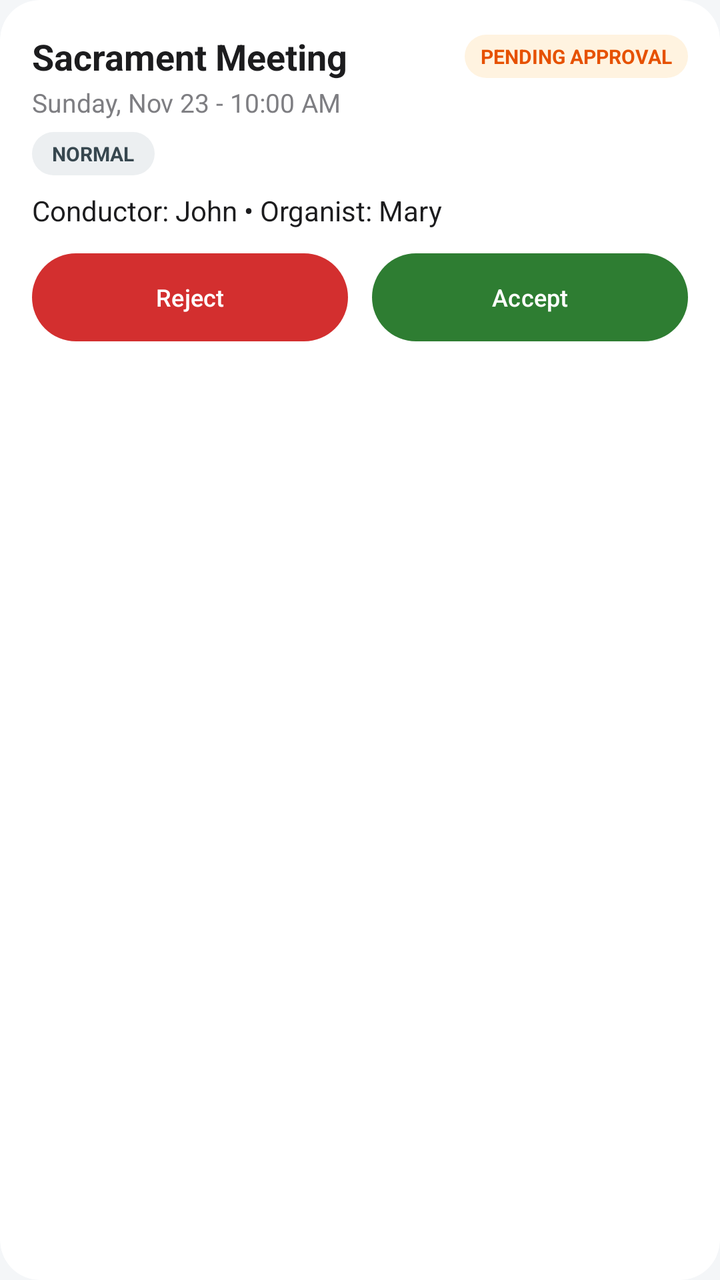
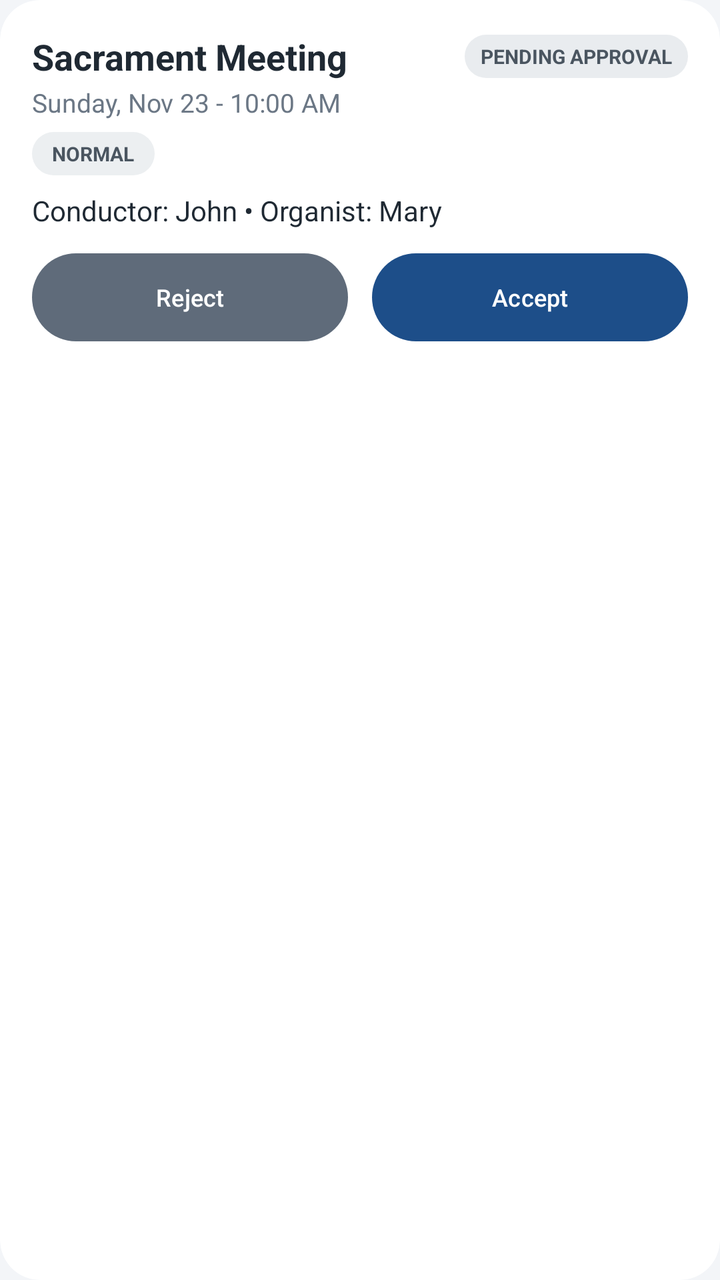

The first picture is an Android layout as it rendered before a commit; the second is the same layout after the commit. The layout source and the unified diff follow.
<!-- AndroidManifest.xml: application theme Theme.DivineRoster -->
<!-- res/layout/item_pending_approval.xml -->
<?xml version="1.0" encoding="utf-8"?>
<androidx.cardview.widget.CardView xmlns:android="http://schemas.android.com/apk/res/android"
    xmlns:app="http://schemas.android.com/apk/res-auto"
    android:layout_width="match_parent"
    android:layout_height="wrap_content"
    android:layout_marginVertical="6dp"
    app:cardCornerRadius="20dp"
    app:cardElevation="0dp"
    app:cardBackgroundColor="?attr/cardBackgroundColor">

    <LinearLayout
        android:layout_width="match_parent"
        android:layout_height="wrap_content"
        android:orientation="vertical"
        android:padding="16dp">

        <LinearLayout
            android:layout_width="match_parent"
            android:layout_height="wrap_content"
            android:orientation="horizontal"
            android:gravity="center_vertical">

            <TextView
                android:id="@+id/tvServiceType"
                android:layout_width="0dp"
                android:layout_weight="1"
                android:layout_height="wrap_content"
                android:text="Sacrament Meeting"
                android:textSize="18sp"
                android:textStyle="bold"
                android:textColor="?android:textColorPrimary" />

            <TextView
                android:layout_width="wrap_content"
                android:layout_height="wrap_content"
                android:text="PENDING APPROVAL"
                android:textSize="10sp"
                android:textStyle="bold"
                android:paddingHorizontal="8dp"
                android:paddingVertical="4dp"
                android:background="@drawable/bg_badge_pending"
                android:textColor="@color/badge_pending_txt" />
        </LinearLayout>

        <TextView
            android:id="@+id/tvDate"
            android:layout_width="wrap_content"
            android:layout_height="wrap_content"
            android:text="Sunday, Nov 23 - 10:00 AM"
            android:textColor="?android:textColorSecondary"
            android:textSize="13sp"
            android:layout_marginTop="2dp" />

        <TextView
            android:id="@+id/tvUrgency"
            android:layout_width="wrap_content"
            android:layout_height="wrap_content"
            android:text="NORMAL"
            android:textSize="10sp"
            android:textStyle="bold"
            android:paddingHorizontal="10dp"
            android:paddingVertical="4dp"
            android:background="@drawable/bg_badge_normal"
            android:textColor="@color/badge_normal_txt"
            android:layout_marginTop="6dp" />

        <TextView
            android:id="@+id/tvDetails"
            android:layout_width="match_parent"
            android:layout_height="wrap_content"
            android:text="Conductor: John • Organist: Mary"
            android:textColor="?android:textColorPrimary"
            android:textSize="14sp"
            android:layout_marginTop="8dp" />

        
        <LinearLayout
            android:layout_width="match_parent"
            android:layout_height="wrap_content"
            android:orientation="horizontal"
            android:layout_marginTop="12dp">

            <Button
                android:id="@+id/btnReject"
                android:layout_width="0dp"
                android:layout_weight="1"
                android:layout_height="44dp"
                android:text="Reject"
                android:textSize="12sp"
                android:textColor="#FFFFFF"
                android:background="@drawable/bg_rounded_button"
                app:backgroundTint="#D32F2F"
                android:layout_marginEnd="6dp" />

            <Button
                android:id="@+id/btnAccept"
                android:layout_width="0dp"
                android:layout_weight="1"
                android:layout_height="44dp"
                android:text="Accept"
                android:textSize="12sp"
                android:textColor="#FFFFFF"
                android:background="@drawable/bg_rounded_button"
                app:backgroundTint="#2E7D32"
                android:layout_marginStart="6dp" />

        </LinearLayout>
    </LinearLayout>
</androidx.cardview.widget.CardView>
<!-- resources referenced by this layout -->
<resources>
  <color name="badge_normal_txt">#37474F</color>
  <color name="badge_pending_txt">#E65100</color>
  <!-- drawable bg_badge_normal (drawable) -->
  <?xml version="1.0" encoding="utf-8"?>
  <shape xmlns:android="http://schemas.android.com/apk/res/android"
      android:shape="rectangle">
      <solid android:color="@color/badge_normal_bg" />
      <corners android:radius="12dp" />
  </shape>
  <!-- drawable bg_badge_pending (drawable) -->
  <?xml version="1.0" encoding="utf-8"?>
  <shape xmlns:android="http://schemas.android.com/apk/res/android"
      android:shape="rectangle">
      <solid android:color="@color/badge_pending_bg" />
      <corners android:radius="12dp" />
  </shape>
  <!-- drawable bg_rounded_button (drawable) -->
  <?xml version="1.0" encoding="utf-8"?>
  <shape xmlns:android="http://schemas.android.com/apk/res/android"
      android:shape="rectangle">
      <solid android:color="@color/primary" />
      <corners android:radius="28dp" />
  </shape>
  <style name="Theme.DivineRoster" parent="Theme.Material3.DayNight.NoActionBar">
          <item name="colorPrimary">@color/primary</item>
          <item name="colorPrimaryDark">@color/primary_dark</item>
          <item name="colorSecondary">@color/accent</item>
          <item name="android:windowBackground">@color/light_bg</item>
          <item name="cardBackgroundColor">@color/light_card</item>
          <item name="android:textColorPrimary">@color/light_text</item>
          <item name="android:textColorSecondary">@color/light_text_secondary</item>
      </style>
  <color name="badge_normal_bg">#ECEFF1</color>
  <color name="badge_pending_bg">#FFF3E0</color>
  <color name="primary">#4A6984</color>
  <color name="primary_dark">#2C4257</color>
  <color name="accent">#6C8EBF</color>
  <color name="light_bg">#F4F6F8</color>
  <color name="light_card">#FFFFFF</color>
  <color name="light_text">#1C1C1E</color>
  <color name="light_text_secondary">#7E7E82</color>
</resources>

<!-- the commit's change to res/layout/item_pending_approval.xml (unified diff, before → after) -->
@@ -89,7 +89,7 @@
                 android:textSize="12sp"
                 android:textColor="#FFFFFF"
                 android:background="@drawable/bg_rounded_button"
-                app:backgroundTint="#D32F2F"
+                app:backgroundTint="@color/action_danger"
                 android:layout_marginEnd="6dp" />
 
             <Button
@@ -101,7 +101,7 @@
                 android:textSize="12sp"
                 android:textColor="#FFFFFF"
                 android:background="@drawable/bg_rounded_button"
-                app:backgroundTint="#2E7D32"
+                app:backgroundTint="@color/action_confirm"
                 android:layout_marginStart="6dp" />
 
         </LinearLayout>
<!-- resource entries referenced after the edit -->
@@ -1,7 +1,9 @@
 <!-- resources referenced by this layout -->
 <resources>
-  <color name="badge_normal_txt">#37474F</color>
-  <color name="badge_pending_txt">#E65100</color>
+  <color name="action_confirm">#1D4E89</color>
+  <color name="action_danger">#5F6B7A</color>
+  <color name="badge_normal_txt">#4A5560</color>
+  <color name="badge_pending_txt">#4A5560</color>
   <!-- drawable bg_badge_normal (drawable) -->
   <?xml version="1.0" encoding="utf-8"?>
   <shape xmlns:android="http://schemas.android.com/apk/res/android"
@@ -33,13 +35,13 @@
           <item name="android:textColorSecondary">@color/light_text_secondary</item>
       </style>
   <color name="badge_normal_bg">#ECEFF1</color>
-  <color name="badge_pending_bg">#FFF3E0</color>
-  <color name="primary">#4A6984</color>
-  <color name="primary_dark">#2C4257</color>
-  <color name="accent">#6C8EBF</color>
-  <color name="light_bg">#F4F6F8</color>
+  <color name="badge_pending_bg">#E9ECEF</color>
+  <color name="primary">#1D4E89</color>
+  <color name="primary_dark">#12365F</color>
+  <color name="accent">#3B82C4</color>
+  <color name="light_bg">#F3F5F8</color>
   <color name="light_card">#FFFFFF</color>
-  <color name="light_text">#1C1C1E</color>
-  <color name="light_text_secondary">#7E7E82</color>
+  <color name="light_text">#1F2933</color>
+  <color name="light_text_secondary">#6B7785</color>
 </resources>
 
